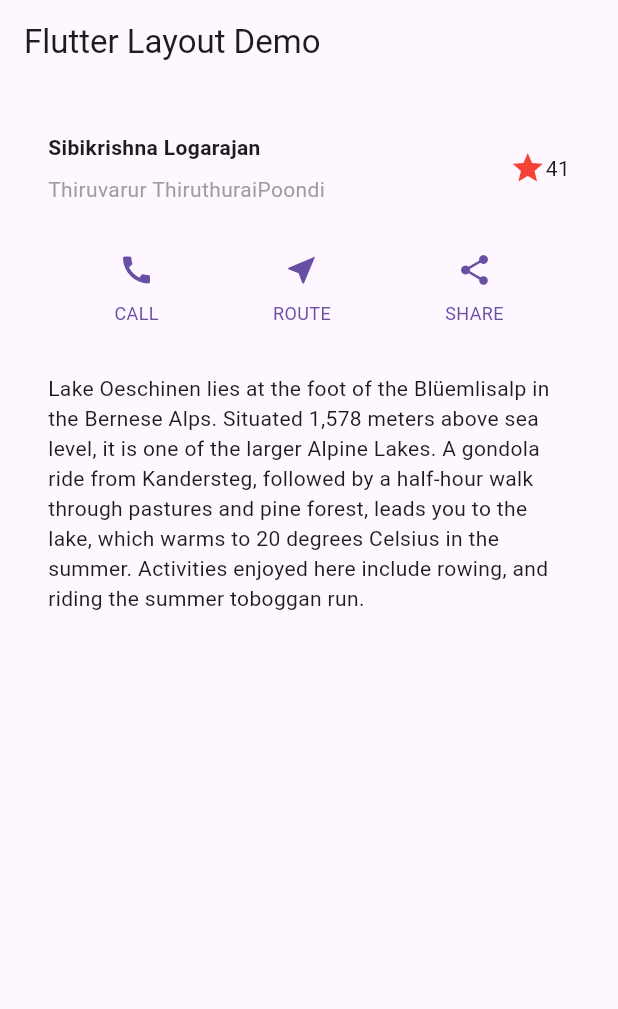
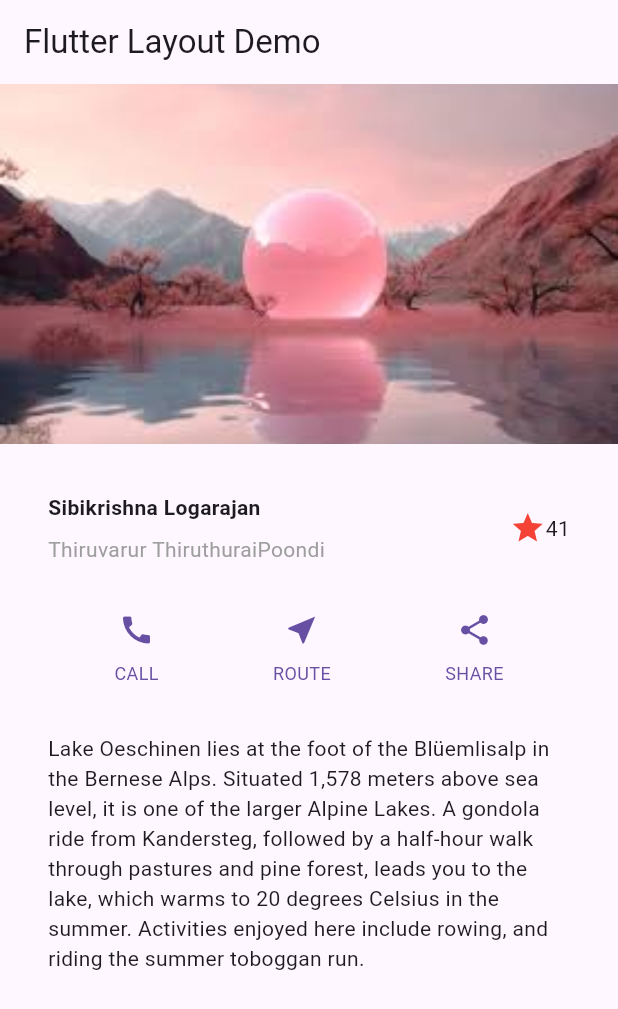
Before and after one commit to Yuslash/what-the-hell-is-even-that, a Flutter app: the screen it shows after launch, on a phone screen of 412 x 824 dp. Shown: the top 1009 px of the screen. Run offline on Flutter 3.47's test engine with Material 3 defaults, Android fonts, the phone set to English and light mode, and no system bars.

Commit message:
Completed the app all the credits goes to Documentation keep learning i will become an good developer keep pushing

```diff
--- /dev/null
+++ b/lib/Pages/ImageSection.dart
@@ -0,0 +1,22 @@
+import 'package:flutter/material.dart';
+
+class ImageSection extends StatelessWidget {
+
+  const ImageSection({
+    super.key,
+    required this.image,
+  });
+
+  final String image;
+
+  @override
+  Widget build(BuildContext context) {
+    return Image.asset(
+      image,
+      width: 600,
+      height: 240,
+      fit: BoxFit.cover,
+    );
+  }
+
+}
--- a/lib/main.dart
+++ b/lib/main.dart
@@ -1,5 +1,6 @@
 import 'package:flutter/material.dart';
 import 'package:learning_1/Pages/ButtonSection.dart';
+import 'package:learning_1/Pages/ImageSection.dart';
 import 'package:learning_1/Pages/TextSection.dart';
 import 'package:learning_1/Pages/TitleSection.dart';
 
@@ -29,6 +30,7 @@
         body: const SingleChildScrollView(
           child: Column(
             children: [
+              ImageSection(image: 'images/land.jpeg'),
               TitleSection(name: "Sibikrishna Logarajan", location: "Thiruvarur ThiruthuraiPoondi"),
               ButtonSection(),
               TextSection(description: 'Lake Oeschinen lies at the foot of the Blüemlisalp in the '
--- a/pubspec.yaml
+++ b/pubspec.yaml
@@ -59,8 +59,8 @@
   uses-material-design: true
 
   # To add assets to your application, add an assets section, like this:
-  # assets:
-  #   - images/a_dot_burr.jpeg
+  assets:
+    - images/land.jpeg
   #   - images/a_dot_ham.jpeg
 
   # An image asset can refer to one or more resolution-specific "variants", see
```
Also changed, not shown: images/land.jpeg (added).
